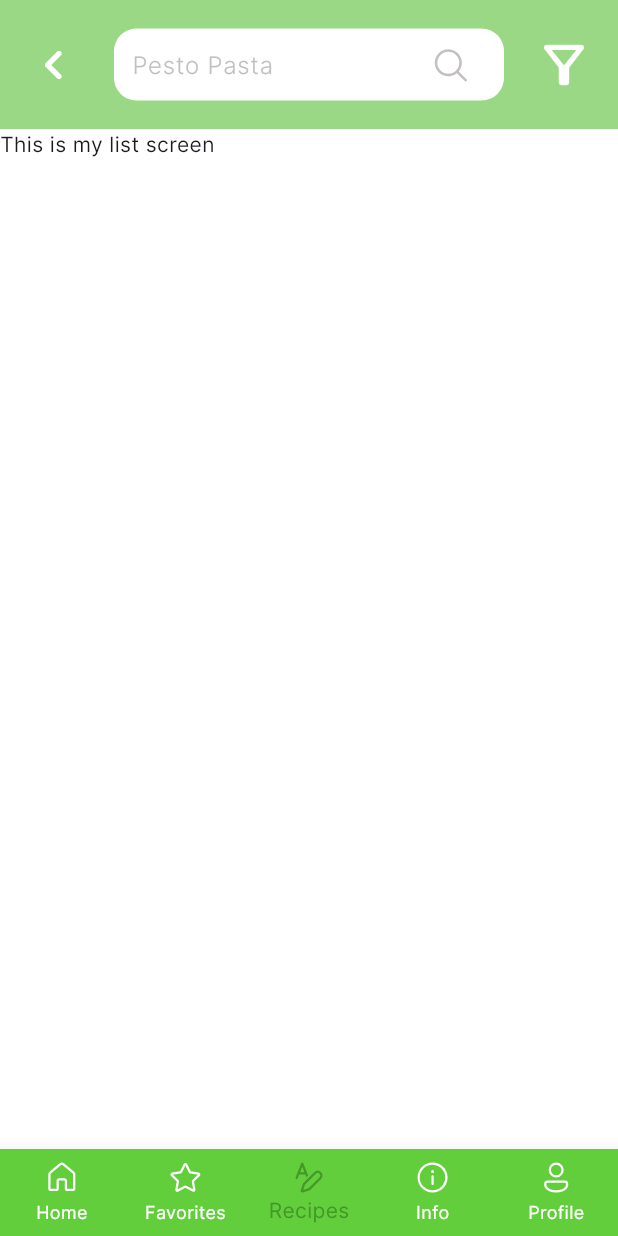
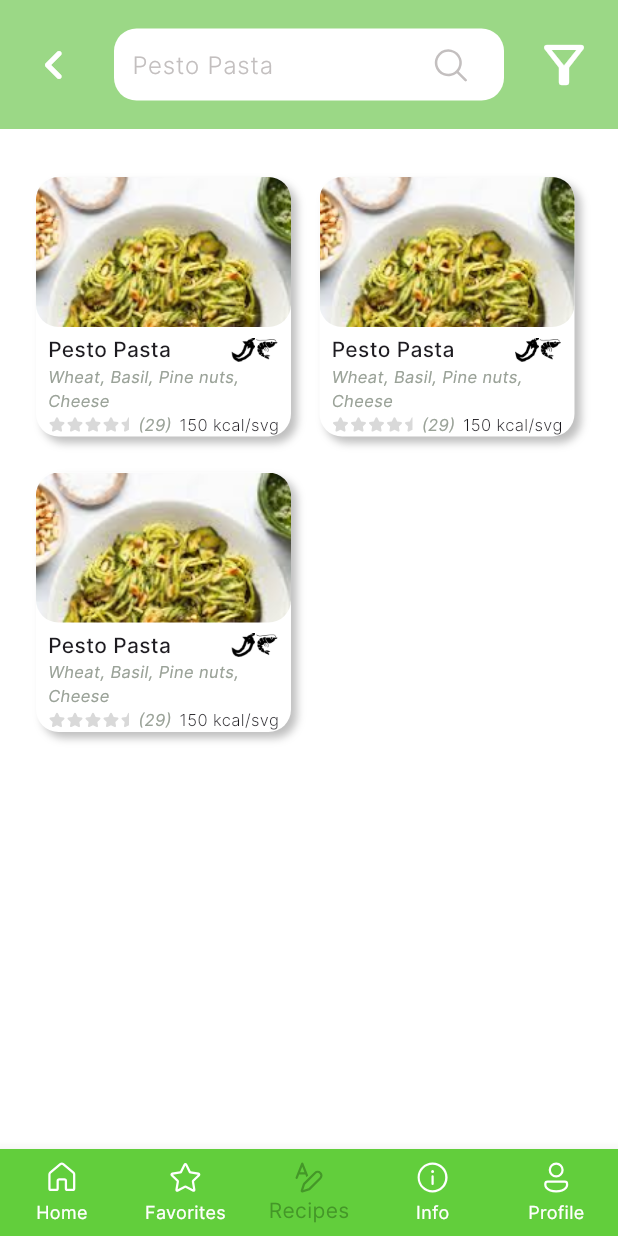
Before and after one commit to MargarethaNaibaho/freshly-dropped-mobile, a Flutter app: the screen it shows after launch, item 3 of the bottom bar chosen, on a phone screen of 412 x 824 dp. Run offline on Flutter 3.47's test engine with Material 3 defaults, Android fonts, the phone set to English and light mode, and no system bars; our stand-ins replace fluentui_icons.

Commit message:
recipes screen done

```diff
--- a/lib/screens/home_screen.dart
+++ b/lib/screens/home_screen.dart
@@ -4,7 +4,7 @@ import 'package:freshy_food/styles/colors.dart';
 import 'package:freshy_food/styles/path/image_path.dart';
 import 'package:freshy_food/styles/text_styles.dart';
 import 'package:freshy_food/widgets/home_icon.dart';
-import 'package:freshy_food/widgets/single_hottest_recipe.dart';
+import 'package:freshy_food/widgets/single_card_half_recipe.dart';
 
 class HomeScreen extends StatelessWidget {
   const HomeScreen({super.key});
@@ -93,9 +93,9 @@ class HomeScreen extends StatelessWidget {
               Row(
                 mainAxisAlignment: MainAxisAlignment.spaceAround,
                 children: [
-                  SingleHottestRecipe(hottestRecipe: hottestRecipes[0]),
+                  SingleCardHalfRecipe(hottestRecipe: hottestRecipes[0]),
                   const SizedBox(width: 19,),
-                  SingleHottestRecipe(hottestRecipe: hottestRecipes[1]),
+                  SingleCardHalfRecipe(hottestRecipe: hottestRecipes[1]),
                 ],
               )
             ],
--- a/lib/screens/recipes_screen.dart
+++ b/lib/screens/recipes_screen.dart
@@ -1,6 +1,7 @@
 import 'package:fluentui_icons/fluentui_icons.dart';
 import 'package:flutter/material.dart';
 import 'package:freshy_food/styles/colors.dart';
+import 'package:freshy_food/widgets/single_card_half_recipe.dart';
 
 class RecipesScreen extends StatefulWidget {
   const RecipesScreen({super.key});
@@ -11,6 +12,33 @@ class RecipesScreen extends StatefulWidget {
 
 class _RecipesScreenState extends State<RecipesScreen>{
   final FocusNode focusNode = FocusNode();
+
+  final List<Map<String, dynamic>> hottestRecipes = const [
+    {
+      'id': 1,
+      'name': 'Pesto Pasta',
+      'calories': 150,
+      'countUserStar': 29,
+      'ingredients': ['Wheat', 'Basil', 'Pine nuts', 'Cheese'],
+      'imagePath': "assets/images/pesto_pasta.png"
+    },
+    {
+      'id': 2,
+      'name': 'Lorem Ipsum',
+      'calories': 150,
+      'countUserStar': 29,
+      'ingredients': ['Lorem', 'Ipsum', 'Dolor'],
+      'imagePath': "assets/images/pesto_pasta.png"
+    },
+    {
+      'id': 3,
+      'name': 'Lorem Syay',
+      'calories': 150,
+      'countUserStar': 29,
+      'ingredients': ['Lorem', 'Ipsum', 'Dolor'],
+      'imagePath': "assets/images/pesto_pasta.png"
+    },
+  ];
 
   @override
   void dispose(){
@@ -90,7 +118,31 @@ class _RecipesScreenState extends State<RecipesScreen>{
           ),
         ),
       ),
-      body: Text("This is my list screen"),
+      body: ListView(
+        padding: const EdgeInsets.symmetric(horizontal: 24, vertical: 32),
+        children: [
+          Column(
+            crossAxisAlignment: CrossAxisAlignment.start,
+            children: [
+              Row(
+                mainAxisAlignment: MainAxisAlignment.start,
+                children: [
+                  SingleCardHalfRecipe(hottestRecipe: hottestRecipes[0], isSvg: true,),
+                  const SizedBox(width: 19,),
+                  SingleCardHalfRecipe(hottestRecipe: hottestRecipes[1], isSvg: true,)
+                ],
+              ),
+              const SizedBox(height: 24,),
+              Row(
+                mainAxisAlignment: MainAxisAlignment.start,
+                children: [
+                  SingleCardHalfRecipe(hottestRecipe: hottestRecipes[0], isSvg: true,),
+                ],
+              ),
+            ],
+          )
+        ],
+      ),
     );
   }
 }
--- /dev/null
+++ b/lib/widgets/single_card_half_recipe.dart
@@ -0,0 +1,87 @@
+import 'package:fluentui_icons/fluentui_icons.dart';
+import 'package:flutter/material.dart';
+import 'package:freshy_food/styles/colors.dart';
+
+class SingleCardHalfRecipe extends StatelessWidget {
+  const SingleCardHalfRecipe({super.key, required this.hottestRecipe, this.isSvg = false});
+  final Map<String, dynamic> hottestRecipe;
+  final bool isSvg;
+
+  @override
+  Widget build(BuildContext context) {
+    double widthForCard = MediaQuery.of(context).size.width / 2 - 36;
+
+    return Container(
+      width: widthForCard,
+      decoration: BoxDecoration(
+        color: Colors.white,
+        borderRadius: BorderRadius.circular(15),
+        boxShadow: [
+          BoxShadow(
+            color: Color.fromRGBO(0, 0, 0, 0.25),
+            offset: Offset(4, 4),
+            blurRadius: 4
+          ),
+        ],
+      ),
+      child: Column(
+        children: [
+            ClipRRect(
+              borderRadius: BorderRadius.circular(15),
+              child: Container(
+                  decoration: BoxDecoration(
+                  image: DecorationImage(
+                    image: AssetImage(hottestRecipe['imagePath']),
+                    fit: BoxFit.cover //ini supaya ikutin width height si container parent yg bungkus ini
+                  ),
+                ),
+                height: 100,
+              ),
+            ),
+            const SizedBox(height: 5,),
+            Container(
+              padding: const EdgeInsets.symmetric(horizontal: 8),
+              child: Column(
+                crossAxisAlignment: CrossAxisAlignment.start,
+                children: [
+                  Row(
+                    mainAxisAlignment: MainAxisAlignment.spaceBetween,
+                    children: [
+                      Text("Pesto Pasta", style: TextStyle(fontWeight: FontWeight.w500, fontSize: 14),),
+                      Row(
+                        children: [
+                          Image.asset("assets/images/other_icons/chili.png", width: 16,),
+                          Image.asset("assets/images/other_icons/shrimp.png", width: 16,)
+                        ],
+                      )
+                    ],
+                  ),
+                  Text("Wheat, Basil, Pine nuts, Cheese", style: TextStyle(fontWeight: FontWeight.w300, fontSize: 11, fontStyle: FontStyle.italic, color: CustomColors.lighGrey2),),
+                  Row(
+                    mainAxisAlignment: MainAxisAlignment.spaceBetween,
+                    children: [
+                      Row(
+                        children: [
+                          Row(
+                            children: [
+                              Icon(FluentSystemIcons.ic_fluent_star_filled, color: CustomColors.starGray, size: 12,),
+                              Icon(FluentSystemIcons.ic_fluent_star_filled, color: CustomColors.starGray, size: 12,),
+                              Icon(FluentSystemIcons.ic_fluent_star_filled, color: CustomColors.starGray, size: 12,),
+                              Icon(FluentSystemIcons.ic_fluent_star_filled, color: CustomColors.starGray, size: 12,),
+                              Icon(FluentSystemIcons.ic_fluent_star_half_filled, color: CustomColors.starGray, size: 12,),
+                            ],
+                          ),
+                          Text("(29)",  style: TextStyle(fontWeight: FontWeight.w300, fontSize: 11, fontStyle: FontStyle.italic, color: CustomColors.lighGrey2),)
+                        ],
+                      ),
+                      Text("150 kcal${isSvg ? "/svg" : ""}", style: TextStyle(fontWeight: FontWeight.w300, fontSize: 11),)
+                    ],
+                  )
+                ],
+              ),
+            ),
+        ],
+      ),
+    );
+  }
+}
--- a/lib/widgets/single_hottest_recipe.dart
+++ /dev/null
@@ -1,85 +0,0 @@
-import 'package:fluentui_icons/fluentui_icons.dart';
-import 'package:flutter/material.dart';
-import 'package:freshy_food/styles/colors.dart';
-
-class SingleHottestRecipe extends StatelessWidget {
-  const SingleHottestRecipe({super.key, required this.hottestRecipe});
-  final Map<String, dynamic> hottestRecipe;
-
-  @override
-  Widget build(BuildContext context) {
-    return Expanded(
-      child: Container(
-        decoration: BoxDecoration(
-          color: Colors.white,
-          borderRadius: BorderRadius.circular(15),
-          boxShadow: [
-            BoxShadow(
-              color: Color.fromRGBO(0, 0, 0, 0.25),
-              offset: Offset(4, 4),
-              blurRadius: 4
-            ),
-          ],
-        ),
-        child: Column(
-          children: [
-              ClipRRect(
-                borderRadius: BorderRadius.circular(15),
-                child: Container(
-                    decoration: BoxDecoration(
-                    image: DecorationImage(
-                      image: AssetImage(hottestRecipe['imagePath']),
-                      fit: BoxFit.cover //ini supaya ikutin width height si container parent yg bungkus ini
-                    ),
-                  ),
-                  height: 100,
-                ),
-              ),
-              const SizedBox(height: 5,),
-              Container(
-                padding: const EdgeInsets.symmetric(horizontal: 8),
-                child: Column(
-                  crossAxisAlignment: CrossAxisAlignment.start,
-                  children: [
-                    Row(
-                      mainAxisAlignment: MainAxisAlignment.spaceBetween,
-                      children: [
-                        Text("Pesto Pasta", style: TextStyle(fontWeight: FontWeight.w500, fontSize: 14),),
-                        Row(
-                          children: [
-                            Image.asset("assets/images/other_icons/chili.png", width: 16,),
-                            Image.asset("assets/images/other_icons/shrimp.png", width: 16,)
-                          ],
-                        )
-                      ],
-                    ),
-                    Text("Wheat, Basil, Pine nuts, Cheese", style: TextStyle(fontWeight: FontWeight.w300, fontSize: 11, fontStyle: FontStyle.italic, color: CustomColors.lighGrey2),),
-                    Row(
-                      mainAxisAlignment: MainAxisAlignment.spaceBetween,
-                      children: [
-                        Row(
-                          children: [
-                            Row(
-                              children: [
-                                Icon(FluentSystemIcons.ic_fluent_star_filled, color: CustomColors.starGray, size: 12,),
-                                Icon(FluentSystemIcons.ic_fluent_star_filled, color: CustomColors.starGray, size: 12,),
-                                Icon(FluentSystemIcons.ic_fluent_star_filled, color: CustomColors.starGray, size: 12,),
-                                Icon(FluentSystemIcons.ic_fluent_star_filled, color: CustomColors.starGray, size: 12,),
-                                Icon(FluentSystemIcons.ic_fluent_star_half_filled, color: CustomColors.starGray, size: 12,),
-                              ],
-                            ),
-                            Text("(29)",  style: TextStyle(fontWeight: FontWeight.w300, fontSize: 11, fontStyle: FontStyle.italic, color: CustomColors.lighGrey2),)
-                          ],
-                        ),
-                        Text("150 kcal", style: TextStyle(fontWeight: FontWeight.w300, fontSize: 11),)
-                      ],
-                    )
-                  ],
-                ),
-              ),
-          ],
-        ),
-      ),
-    );
-  }
-}
```
